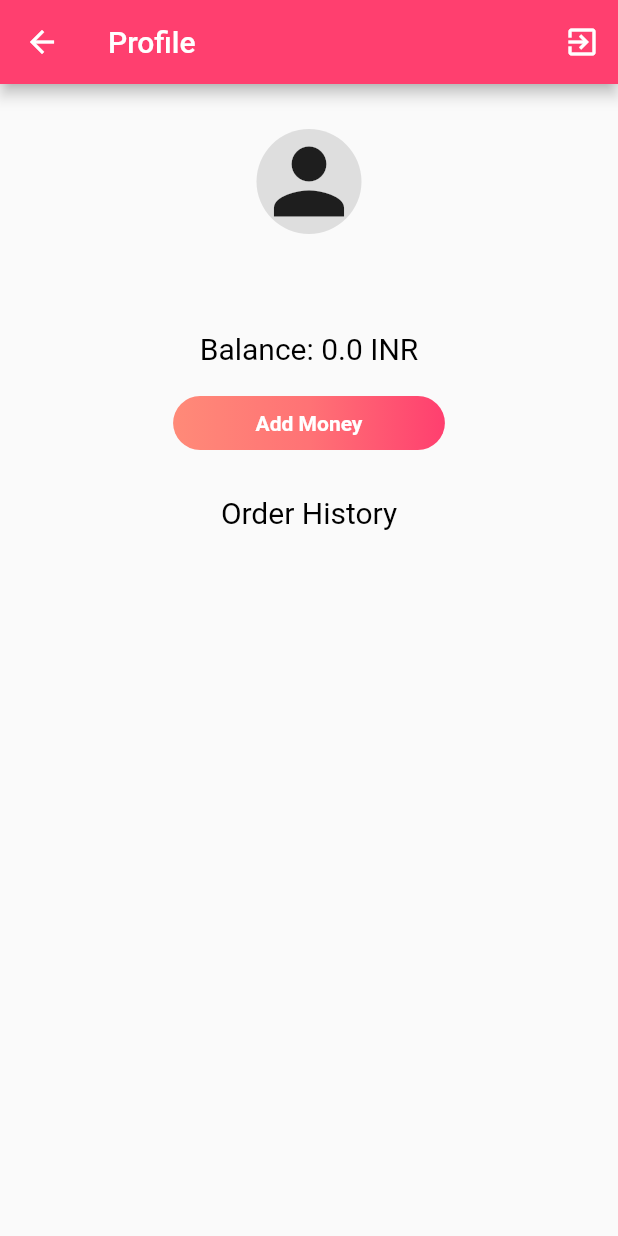
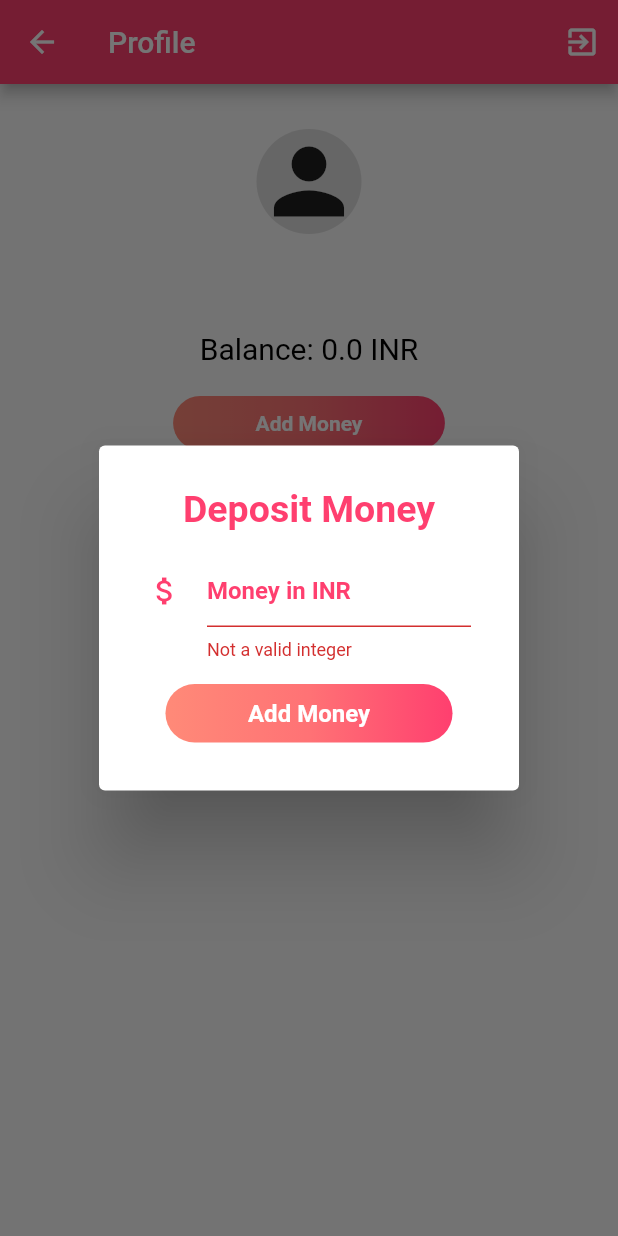
Before and after one commit to sanjaysans/Food-Ordering-App-Cassia, a Flutter app: the ProfilePage screen opened directly, after a tap on "Add Money", on a phone screen of 412 x 824 dp. Run offline on Flutter 3.47's test engine with Material 2 defaults, Android fonts, the phone set to English and light mode, and no system bars; our stand-ins replace cloud_firestore, curved_navigation_bar, firebase_auth, fluttertoast, progress_dialog; missing offline and left inert: razorpay_flutter; accounts and stored records are empty; Roboto replaces fonts that are missing (Montserrat, MuseoModerno).

Commit message:
Add money

```diff
--- a/lib/models/user.dart
+++ b/lib/models/user.dart
@@ -5,6 +5,7 @@ class User {
   String uuid;
   String role;
   double balance;
+  String phone;
 
   User();
 
@@ -15,6 +16,7 @@ class User {
     uuid = data['uuid'];
     role = data['role'];
     balance = data['balance'];
+    phone = data['phone'];
   }
 
   Map<String, dynamic> toMap() {
@@ -25,6 +27,7 @@ class User {
       'uuid': uuid,
       'role': role,
       'balance': balance,
+      'phone': phone,
     };
   }
 }
--- a/lib/screens/profilePage.dart
+++ b/lib/screens/profilePage.dart
@@ -3,6 +3,9 @@ import 'package:canteen_food_ordering_app/notifiers/authNotifier.dart';
 import 'package:canteen_food_ordering_app/widgets/customRaisedButton.dart';
 import 'package:flutter/material.dart';
 import 'package:provider/provider.dart';
+import 'package:flutter/services.dart';
+import 'package:razorpay_flutter/razorpay_flutter.dart';
+import 'package:fluttertoast/fluttertoast.dart';
 
 class ProfilePage extends StatefulWidget {
   @override
@@ -10,6 +13,11 @@ class ProfilePage extends StatefulWidget {
 }
 
 class _ProfilePageState extends State<ProfilePage> {
+
+  final _formKey = GlobalKey<FormState>();
+  Razorpay _razorpay;
+  int money = 0;
+
   signOutUser() {
     AuthNotifier authNotifier =
         Provider.of<AuthNotifier>(context, listen: false);
@@ -20,18 +28,24 @@ class _ProfilePageState extends State<ProfilePage> {
 
   @override
   void initState() {
-    AuthNotifier authNotifier =
-        Provider.of<AuthNotifier>(context, listen: false);
-
+    AuthNotifier authNotifier = Provider.of<AuthNotifier>(context, listen: false);
     getUserDetails(authNotifier);
     super.initState();
+    _razorpay = Razorpay();
+    _razorpay.on(Razorpay.EVENT_PAYMENT_SUCCESS, _handlePaymentSuccess);
+    _razorpay.on(Razorpay.EVENT_PAYMENT_ERROR, _handlePaymentError);
+    _razorpay.on(Razorpay.EVENT_EXTERNAL_WALLET, _handleExternalWallet);
+  }
+
+  @override
+  void dispose() {
+    super.dispose();
+    _razorpay.clear();
   }
 
   @override
   Widget build(BuildContext context) {
-    AuthNotifier authNotifier =
-        Provider.of<AuthNotifier>(context, listen: false);
-
+    AuthNotifier authNotifier =Provider.of<AuthNotifier>(context, listen: false);
     return Scaffold(
       appBar: AppBar(
         title: Text('Profile'),
@@ -59,14 +73,6 @@ class _ProfilePageState extends State<ProfilePage> {
                 ),
               ],
             ),
-            // authNotifier.userDetails.profilePic != null
-            //     ? CircleAvatar(
-            //         radius: 40.0,
-            //         backgroundImage:
-            //             NetworkImage(authNotifier.userDetails.profilePic),
-            //         backgroundColor: Colors.transparent,
-            //       )
-            //     :
             Container(
               alignment: Alignment.center,
               decoration: new BoxDecoration(
@@ -118,13 +124,14 @@ class _ProfilePageState extends State<ProfilePage> {
               height: 20,
             ),
             GestureDetector(
-              onTap: () {
-                // Navigator.push(
-                //   context,
-                //   MaterialPageRoute(builder: (BuildContext context) {
-                //     return EditProfile();
-                //   }),
-                // );
+              onTap: (){
+                showDialog(
+                  context: context,
+                  barrierDismissible: false,
+                  builder: (BuildContext context) {
+                    return popupForm(context);
+                  }
+                );
               },
               child: CustomRaisedButton(buttonText: 'Add Money'),
             ),
@@ -140,73 +147,121 @@ class _ProfilePageState extends State<ProfilePage> {
               ),
               textAlign: TextAlign.left,
             ),
-            // StreamBuilder<QuerySnapshot>(
-            //   stream: Firestore.instance
-            //       .collection('foods')
-            //       .where('userUuidOfPost',
-            //           isEqualTo: authNotifier.userDetails.uuid)
-            //       .snapshots(),
-            //   builder: (context, snapshot) {
-            //     if (snapshot.hasData && snapshot.data.documents.length > 0) {
-            //       return Padding(
-            //         padding: EdgeInsets.symmetric(horizontal: 20),
-            //         child: GridView.builder(
-            //           gridDelegate: SliverGridDelegateWithFixedCrossAxisCount(
-            //               crossAxisCount: 3),
-            //           shrinkWrap: true,
-            //           physics: NeverScrollableScrollPhysics(),
-            //           itemCount: snapshot.data.documents.length,
-            //           itemBuilder: (context, index) {
-            //             return Padding(
-            //               padding:
-            //                   EdgeInsets.symmetric(horizontal: 5, vertical: 5),
-            //               child: GestureDetector(
-            //                 child: ClipRRect(
-            //                   borderRadius: BorderRadius.circular(15),
-            //                   child: Container(
-            //                     child: Image.network(
-            //                       snapshot.data.documents[index]['img'],
-            //                       fit: BoxFit.cover,
-            //                     ),
-            //                   ),
-            //                 ),
-            //                 onTap: () {
-            //                   Navigator.push(
-            //                     context,
-            //                     MaterialPageRoute(
-            //                       builder: (BuildContext context) {
-            //                         return FoodDetailPage(
-            //                           imgUrl: snapshot.data.documents[index]
-            //                               ['img'],
-            //                           imageName: snapshot.data.documents[index]
-            //                               ['name'],
-            //                           imageCaption: snapshot
-            //                               .data.documents[index]['caption'],
-            //                           createdTimeOfPost: snapshot
-            //                               .data.documents[index]['createdAt']
-            //                               .toDate(),
-            //                         );
-            //                       },
-            //                     ),
-            //                   );
-            //                 },
-            //               ),
-            //             );
-            //           },
-            //         ),
-            //       );
-            //     } else {
-            //       return Container(
-            //         padding: EdgeInsets.symmetric(vertical: 20),
-            //         width: MediaQuery.of(context).size.width * 0.6,
-            //         child: Image.asset('images/undraw_cooking_lyxy.png'),
-            //       );
-            //     }
-            //   },
-            // ),
           ],
         ),
       ),
     );
   }
+
+  Widget popupForm(context){
+    int amount = 0;
+    return AlertDialog(
+      content: Stack(
+        overflow: Overflow.visible,
+        children: <Widget>[
+          Form(
+            key: _formKey,
+            autovalidate: true,
+            child: Column(
+              mainAxisSize: MainAxisSize.min,
+              children: <Widget>[
+                Padding(
+                  padding: EdgeInsets.all(8.0),
+                  child: Text("Deposit Money", style: TextStyle(
+                    color: Color.fromRGBO(255, 63, 111, 1),
+                    fontSize: 25,
+                    fontWeight: FontWeight.bold,
+                  ),),
+                ),
+                Padding(
+                  padding: EdgeInsets.all(8.0),
+                  child: TextFormField(
+                    validator: (String value) {
+                      if(int.tryParse(value) == null) return "Not a valid integer";
+                      else if(int.parse(value) < 100) return "Minimum Deposit is 100 INR";
+                      else if(int.parse(value) > 1000) return "Maximum Deposit is 1000 INR";
+                      else return null;
+                    },
+                    keyboardType: TextInputType.numberWithOptions(),
+                    onSaved: (String value) {
+                      amount = int.parse(value);
+                    },
+                    cursorColor: Color.fromRGBO(255, 63, 111, 1),
+                    decoration: InputDecoration(
+                      hintText: 'Money in INR',
+                      hintStyle: TextStyle(
+                        fontWeight: FontWeight.bold,
+                        color: Color.fromRGBO(255, 63, 111, 1),
+                      ),
+                      icon: Icon(
+                        Icons.attach_money,
+                        color: Color.fromRGBO(255, 63, 111, 1),
+                      ),
+                    ),
+                  ),
+                ),
+                Padding(
+                  padding: EdgeInsets.all(8.0),
+                  child: GestureDetector(
+                    onTap: () {
+                      if (_formKey.currentState.validate()) {
+                        _formKey.currentState.save();
+                        return openCheckout(amount);
+                      }
+                    },
+                    child: CustomRaisedButton(buttonText: 'Add Money'),
+                  ),
+                ),
+              ],
+            ),
+          ),
+        ],
+      )
+    );
+  }
+
+  void openCheckout(int amount) async {
+    AuthNotifier authNotifier = Provider.of<AuthNotifier>(context, listen: false);
+    money = amount;
+    var options = {
+      'key': 'rzp_test_D5ZAPbZuM494Pw',
+      'amount': money*100,
+      'name': authNotifier.userDetails.displayName,
+      'description': "${authNotifier.userDetails.uuid} - ${DateTime.now()}",
+      'prefill': {'contact': authNotifier.userDetails.phone, 'email': authNotifier.userDetails.email},
+      'external': {
+        'wallets': ['paytm']
+      }
+    };
+
+    try {
+      _razorpay.open(options);
+    } catch (e) {
+      debugPrint(e);
+    }
+  }
+
+  void toast(String data){
+    Fluttertoast.showToast(
+      msg: data,
+      toastLength: Toast.LENGTH_SHORT,
+      gravity: ToastGravity.BOTTOM,
+      backgroundColor: Colors.grey,
+      textColor: Colors.white
+    );
+  }
+
+  void _handlePaymentSuccess(PaymentSuccessResponse response) {
+    AuthNotifier authNotifier = Provider.of<AuthNotifier>(context, listen: false);
+    addMoney(money, context, authNotifier.userDetails.uuid);
+  }
+
+  void _handlePaymentError(PaymentFailureResponse response) {
+    toast("ERROR: " + response.code.toString() + " - " + response.message);
+  }
+
+  void _handleExternalWallet(ExternalWalletResponse response) {
+    toast("EXTERNAL_WALLET: " + response.walletName);
+    Navigator.pop(context);
+  }
 }
--- a/pubspec.yaml
+++ b/pubspec.yaml
@@ -38,6 +38,7 @@ dependencies:
   path: ^1.6.4
   progress_dialog: ^1.2.4
   curved_navigation_bar: ^0.3.3
+  razorpay_flutter: ^1.2.2
 
 dev_dependencies:
   flutter_test:
```
Also changed, not shown: lib/apis/foodAPIs.dart (+30 -0 lines), lib/screens/signup.dart (+38 -0 lines), pubspec.lock, 1 other file.
